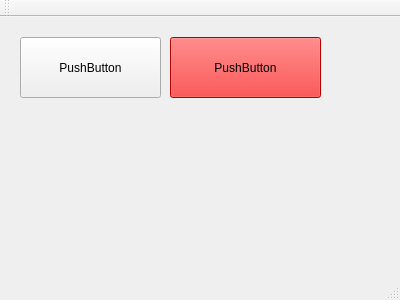
This is mainwindow.ui in oleksandrmelnychenko/noltapp as Qt 5 draws it before an edit. The edited form follows.
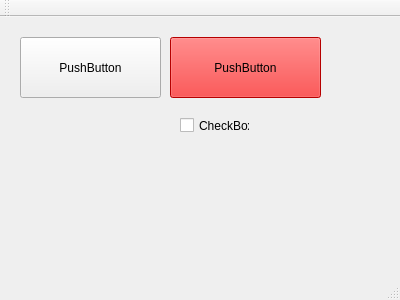
This is the edited form.

```diff
--- a/mainwindow.ui
+++ b/mainwindow.ui
@@ -46,6 +46,19 @@
      <string>PushButton</string>
     </property>
    </widget>
+   <widget class="QCheckBox" name="checkBox">
+    <property name="geometry">
+     <rect>
+      <x>180</x>
+      <y>100</y>
+      <width>70</width>
+      <height>17</height>
+     </rect>
+    </property>
+    <property name="text">
+     <string>CheckBox</string>
+    </property>
+   </widget>
   </widget>
   <widget class="QMenuBar" name="menuBar">
    <property name="geometry">
```
